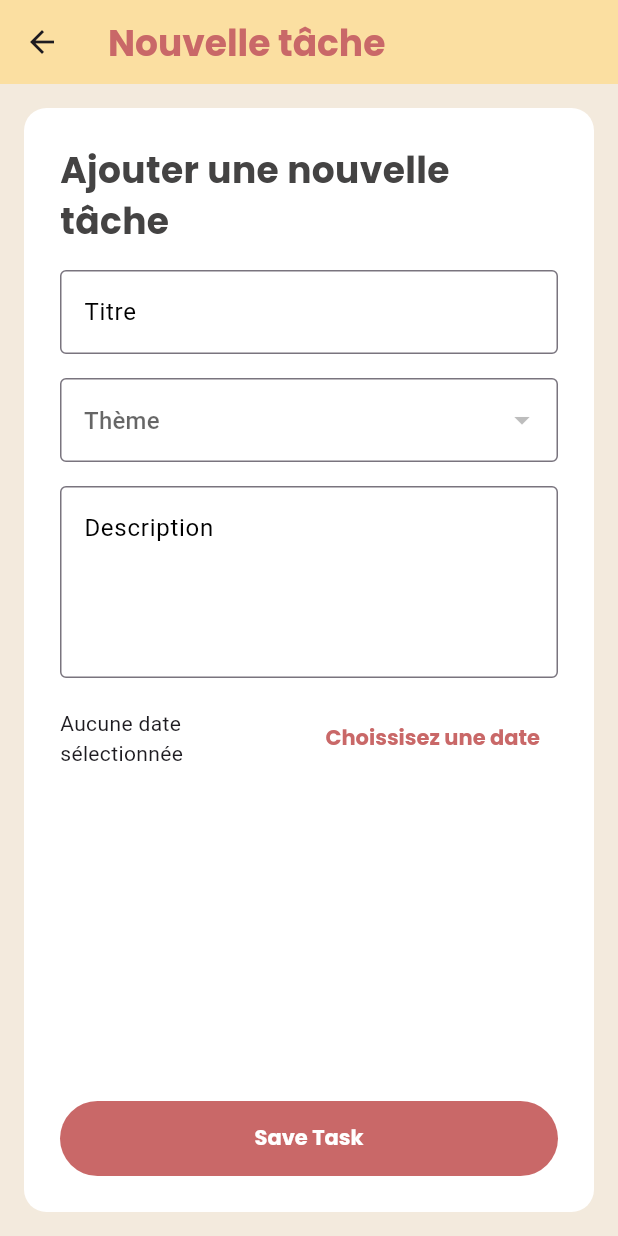
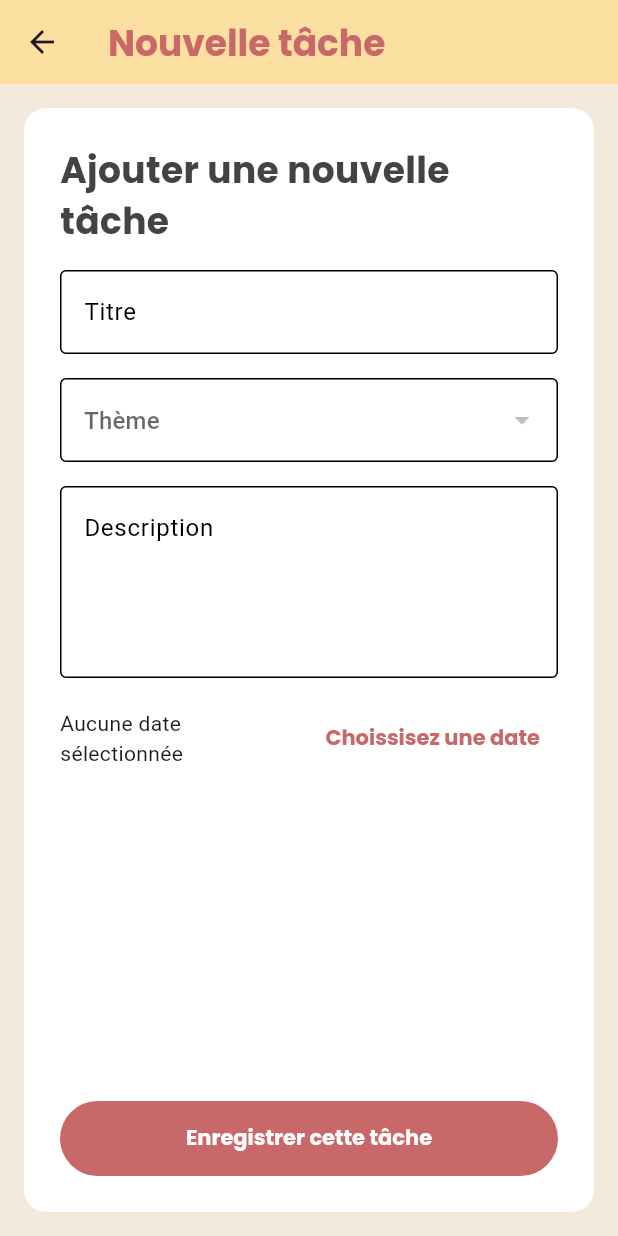
Before and after one commit to EFREI-M2-Dev/Projet-Web-FML, a Flutter app: the screen it shows after launch, after a tap on "Ajouter", on a phone screen of 412 x 824 dp. Run offline on Flutter 3.47's test engine with Material 3 defaults, Android fonts, the light colour scheme and no system bars; our stand-ins replace cloud_firestore, easy_date_timeline, firebase_auth, firebase_core, firebase_storage, flutter_svg and 2 more; accounts and stored records are empty; Roboto replaces fonts that are missing (Kanit).

Commit message:
wip design

```diff
--- a/mobile/lib/main.dart
+++ b/mobile/lib/main.dart
@@ -56,10 +56,16 @@ class MyApp extends StatelessWidget {
         inputDecorationTheme: InputDecorationTheme(
           hintStyle: GoogleFonts.kanit(color: Colors.black),
           focusedBorder: OutlineInputBorder(
-            borderRadius: BorderRadius.circular(40.0),
             borderSide: BorderSide(color: Color(0xFFC96868)),
           ),
+          enabledBorder: OutlineInputBorder(
+            borderSide: BorderSide(color: Colors.black),
+          )
         ),
+        datePickerTheme: DatePickerThemeData(
+          backgroundColor: Colors.white,
+          headerBackgroundColor: Color(0xFFC96868),
+        )
       ),
       onGenerateRoute: (settings) {
         switch (settings.name) {
--- a/mobile/lib/presentation/screens/add-task/add_task_screen.dart
+++ b/mobile/lib/presentation/screens/add-task/add_task_screen.dart
@@ -136,7 +136,7 @@ class AddTaskScreen extends StatelessWidget {
                         try {
                           await viewModel.saveTask(taskId);
                           ScaffoldMessenger.of(context).showSnackBar(
-                            SnackBar(content: Text('Task added successfully!')),
+                            SnackBar(content: Text('Tâche ajoutée!')),
                           );
                           Navigator.pop(context);
                         } catch (e) {
@@ -148,7 +148,7 @@ class AddTaskScreen extends StatelessWidget {
                       style: ElevatedButton.styleFrom(
                         minimumSize: Size(double.infinity, 50),
                       ),
-                      child: Text('Save Task'),
+                      child: Text('Enregistrer cette tâche'),
                     ),
                   ],
                 ),
--- a/mobile/lib/presentation/screens/auth/login_screen.dart
+++ b/mobile/lib/presentation/screens/auth/login_screen.dart
@@ -51,7 +51,7 @@ class _LoginScreenState extends State<LoginScreen> {
                     ),
                   ),
                   Padding(
-                    padding: EdgeInsets.all(12.0),
+                    padding: EdgeInsets.symmetric(vertical: 12.0),
                     child: TextField(
                       controller: _emailController,
                       decoration: InputDecoration(
--- a/mobile/lib/presentation/screens/home/home_screen.dart
+++ b/mobile/lib/presentation/screens/home/home_screen.dart
@@ -36,6 +36,18 @@ class _HomeScreenState extends State<HomeScreen> {
                   color: Colors.white,
                   borderRadius: BorderRadius.circular(16.0),
                 ),
+                child: EasyTheme(
+                  data: EasyTheme.of(context).copyWithState(
+                    selectedCurrentDayTheme: const DayThemeData(
+                      backgroundColor: Colors.teal,
+                    ),
+                    unselectedCurrentDayTheme: const DayThemeData(
+                      backgroundColor: Colors.white,
+                    ),
+                    disabledCurrentDayTheme: DayThemeData(
+                      backgroundColor: Colors.grey.shade100,
+                    ),
+                  ),
                   child: EasyDateTimeLine(
                     initialDate: DateTime.now(),
                     onDateChange: (selectedDate) {
@@ -43,6 +55,7 @@ class _HomeScreenState extends State<HomeScreen> {
                     },
                     activeColor: Color(0xFFC96868),
                   ),
+                )
               ),
               SizedBox(height: 20.0),
               Expanded(
```
Lines whose indentation alone changed are shown as unchanged.
